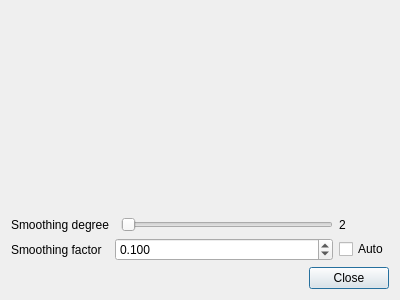
Above: select_plotted_point.ui from GuLinux/PySpectrum before the change. Below: the same form after it.
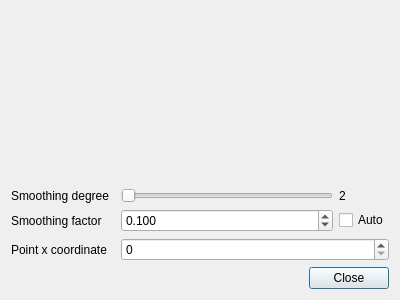
That is the form after the change.

Commit message: manually pick point x coordinates

What changed in the file:
```diff
--- a/select_plotted_point.ui
+++ b/select_plotted_point.ui
@@ -48,23 +48,7 @@
      </property>
     </widget>
    </item>
-   <item row="2" column="1" colspan="2">
-    <widget class="QDoubleSpinBox" name="smoothing_factor">
-     <property name="decimals">
-      <number>3</number>
-     </property>
-     <property name="maximum">
-      <double>1.000000000000000</double>
-     </property>
-     <property name="singleStep">
-      <double>0.000100000000000</double>
-     </property>
-     <property name="value">
-      <double>0.100000000000000</double>
-     </property>
-    </widget>
-   </item>
-   <item row="3" column="2" colspan="2">
+   <item row="4" column="2" colspan="2">
     <widget class="QDialogButtonBox" name="buttonBox">
      <property name="orientation">
       <enum>Qt::Horizontal</enum>
@@ -84,6 +68,36 @@
      </property>
     </widget>
    </item>
+   <item row="3" column="0">
+    <widget class="QLabel" name="label_3">
+     <property name="text">
+      <string>Point x coordinate</string>
+     </property>
+    </widget>
+   </item>
+   <item row="3" column="2" colspan="2">
+    <widget class="QSpinBox" name="x_coordinate">
+     <property name="maximum">
+      <number>99999999</number>
+     </property>
+    </widget>
+   </item>
+   <item row="2" column="2">
+    <widget class="QDoubleSpinBox" name="smoothing_factor">
+     <property name="decimals">
+      <number>3</number>
+     </property>
+     <property name="maximum">
+      <double>1.000000000000000</double>
+     </property>
+     <property name="singleStep">
+      <double>0.000100000000000</double>
+     </property>
+     <property name="value">
+      <double>0.100000000000000</double>
+     </property>
+    </widget>
+   </item>
   </layout>
  </widget>
  <resources/>
```
The commit also changes 2 other files.
